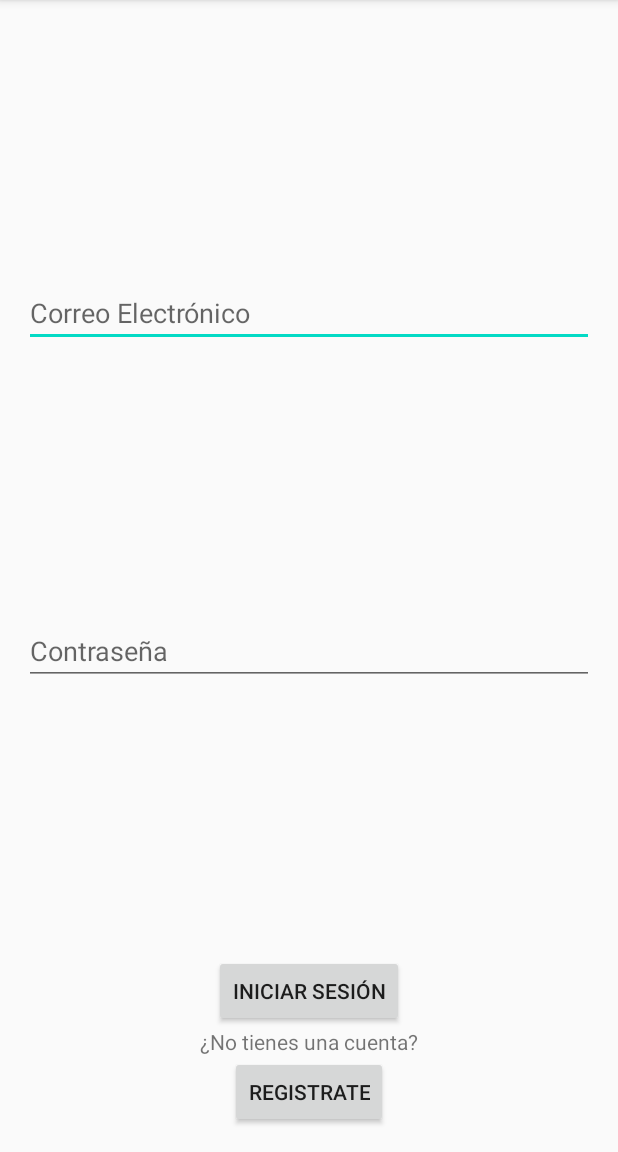
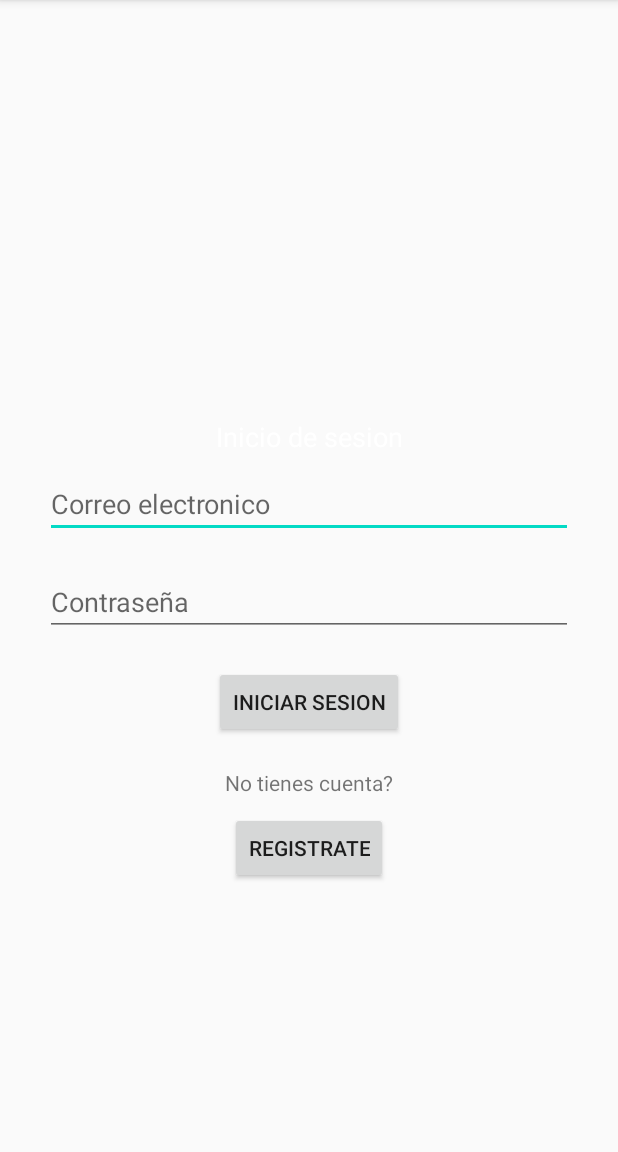
Before and after one commit to johanespino9/familyconnect-app, an Android app: the screen it shows after launch (MainActivity), on a phone screen of 412 x 824 dp, the part 84-1236 px from its top. Run offline under Robolectric (Android 15) with nearby library versions, the light colour scheme and no system bars; our stand-ins replace Firebase (no records; nobody signed in at launch, a user with empty details on screens opened directly).

Commit message:
[UPDATE] add contraints into login interface

```diff
--- a/app/src/main/java/com/johanespino/familyconnect/MainActivity.kt
+++ b/app/src/main/java/com/johanespino/familyconnect/MainActivity.kt
@@ -27,10 +27,10 @@ class MainActivity : AppCompatActivity() {
 
     auth = Firebase.auth
 
-    val btnLogin = findViewById<Button>(R.id.btnLogin)
-    val btnRegister = findViewById<Button>(R.id.btnRegister)
-    val txtEmail: EditText = findViewById(R.id.email) as EditText
-    val txtPassword: EditText = findViewById(R.id.password) as EditText
+    val btnLogin = findViewById<Button>(R.id.btn_login_sign_in)
+    val btnRegister = findViewById<Button>(R.id.btn_login_register)
+    val txtEmail: EditText = findViewById(R.id.et_login_email) as EditText
+    val txtPassword: EditText = findViewById(R.id.et_login_password) as EditText
 
     btnLogin.setOnClickListener { view ->
       signIn(view, txtEmail.text.toString(), txtPassword.text.toString())
--- a/app/src/main/res/layout/activity_main.xml
+++ b/app/src/main/res/layout/activity_main.xml
@@ -7,72 +7,132 @@
     android:layout_height="match_parent"
     tools:context="com.johanespino.familyconnect.MainActivity">
 
-    <androidx.constraintlayout.widget.ConstraintLayout
+    <LinearLayout
+        android:id="@+id/login"
         android:layout_width="match_parent"
-        android:layout_height="match_parent"
-        android:layout_margin="16dp"
-        android:orientation="vertical"
+        android:layout_height="wrap_content"
+        app:layout_constraintTop_toTopOf="parent"
         app:layout_constraintBottom_toBottomOf="parent"
+        app:layout_constraintStart_toStartOf="parent"
         app:layout_constraintEnd_toEndOf="parent"
-        app:layout_constraintStart_toStartOf="parent"
-        app:layout_constraintTop_toTopOf="parent">
+        android:layout_margin="20dp"
+        android:orientation="vertical">
 
         <ImageView
-            android:id="@+id/family_connect_logo"
-            android:layout_width="150dp"
-            android:layout_height="150dp"
-            android:layout_margin="20dp"
-            android:tooltipText="FamilyConnect App"
-            app:layout_constraintEnd_toEndOf="parent"
-            app:layout_constraintStart_toStartOf="parent"
-            app:layout_constraintTop_toTopOf="parent" />
+            android:layout_width="100dp"
+            android:layout_height="100dp"
+            android:layout_gravity="center"/>
 
-        <EditText
-            android:id="@+id/email"
+        <TextView
+            android:text="Inicio de sesion"
+            android:textSize="18sp"
+            android:textColor="@android:color/white"
             android:layout_width="match_parent"
             android:layout_height="wrap_content"
-            android:hint="Correo Electrónico"
-            app:layout_constraintEnd_toEndOf="parent"
-            app:layout_constraintStart_toStartOf="parent"
-            app:layout_constraintTop_toBottomOf="@+id/family_connect_logo" />
-
+            android:textAlignment="center"/>
         <EditText
-            android:id="@+id/password"
+            android:id="@+id/et_login_email"
             android:layout_width="match_parent"
             android:layout_height="wrap_content"
-            android:hint="Contraseña"
-            app:layout_constraintBottom_toTopOf="@+id/btnLogin"
-            app:layout_constraintEnd_toEndOf="parent"
-            app:layout_constraintStart_toStartOf="parent"
-            app:layout_constraintTop_toBottomOf="@+id/email" />
-
+            android:layout_margin="10dp"
+            android:hint="Correo electronico"
+            />
+        <EditText
+            android:id="@+id/et_login_password"
+            android:layout_width="match_parent"
+            android:layout_height="wrap_content"
+            android:layout_margin="10dp"
+            android:hint="Contraseña"/>
         <Button
-            android:id="@+id/btnLogin"
+            android:text="Iniciar Sesion"
+            android:id="@+id/btn_login_sign_in"
             android:layout_width="wrap_content"
             android:layout_height="wrap_content"
-            android:text="Iniciar Sesión"
-            app:layout_constraintBottom_toTopOf="@+id/withoutAccount"
-            app:layout_constraintEnd_toEndOf="parent"
-            app:layout_constraintStart_toStartOf="parent" />
-
+            android:layout_gravity="center"
+            android:layout_margin="10dp"/>
         <TextView
-            android:id="@+id/withoutAccount"
+            android:text="No tienes cuenta?"
+            android:layout_width="match_parent"
+            android:layout_height="wrap_content"
+            android:textAlignment="center"
+            android:layout_gravity="center"
+            android:layout_margin="10dp"/>
+        <Button
+            android:id="@+id/btn_login_register"
+            android:text="Registrate"
             android:layout_width="wrap_content"
             android:layout_height="wrap_content"
-            android:text="¿No tienes una cuenta?"
-            app:layout_constraintBottom_toTopOf="@+id/btnRegister"
-            app:layout_constraintEnd_toEndOf="parent"
-            app:layout_constraintStart_toStartOf="parent" />
+            android:layout_gravity="center"
+            />
 
-        <Button
-            android:id="@+id/btnRegister"
-            android:layout_width="wrap_content"
-            android:layout_height="wrap_content"
-            android:text="Registrate"
-            app:layout_constraintBottom_toBottomOf="parent"
-            app:layout_constraintEnd_toEndOf="parent"
-            app:layout_constraintStart_toStartOf="parent" />
-    </androidx.constraintlayout.widget.ConstraintLayout>
+    </LinearLayout>
+
+<!--    <androidx.constraintlayout.widget.ConstraintLayout-->
+<!--        android:layout_width="match_parent"-->
+<!--        android:layout_height="match_parent"-->
+<!--        android:layout_margin="16dp"-->
+<!--        android:orientation="vertical"-->
+<!--        app:layout_constraintBottom_toBottomOf="parent"-->
+<!--        app:layout_constraintEnd_toEndOf="parent"-->
+<!--        app:layout_constraintStart_toStartOf="parent"-->
+<!--        app:layout_constraintTop_toTopOf="parent">-->
+
+<!--        <ImageView-->
+<!--            android:id="@+id/family_connect_logo"-->
+<!--            android:layout_width="150dp"-->
+<!--            android:layout_height="150dp"-->
+<!--            android:layout_margin="20dp"-->
+<!--            android:tooltipText="FamilyConnect App"-->
+<!--            app:layout_constraintEnd_toEndOf="parent"-->
+<!--            app:layout_constraintStart_toStartOf="parent"-->
+<!--            app:layout_constraintTop_toTopOf="parent" />-->
+
+<!--        <EditText-->
+<!--            android:id="@+id/email"-->
+<!--            android:layout_width="match_parent"-->
+<!--            android:layout_height="wrap_content"-->
+<!--            android:hint="Correo Electrónico"-->
+<!--            app:layout_constraintEnd_toEndOf="parent"-->
+<!--            app:layout_constraintStart_toStartOf="parent"-->
+<!--            app:layout_constraintTop_toBottomOf="@+id/family_connect_logo" />-->
+
+<!--        <EditText-->
+<!--            android:id="@+id/password"-->
+<!--            android:layout_width="match_parent"-->
+<!--            android:layout_height="wrap_content"-->
+<!--            android:hint="Contraseña"-->
+<!--            app:layout_constraintBottom_toTopOf="@+id/btnLogin"-->
+<!--            app:layout_constraintEnd_toEndOf="parent"-->
+<!--            app:layout_constraintStart_toStartOf="parent"-->
+<!--            app:layout_constraintTop_toBottomOf="@+id/email" />-->
+
+<!--        <Button-->
+<!--            android:id="@+id/btnLogin"-->
+<!--            android:layout_width="wrap_content"-->
+<!--            android:layout_height="wrap_content"-->
+<!--            android:text="Iniciar Sesión"-->
+<!--            app:layout_constraintBottom_toTopOf="@+id/withoutAccount"-->
+<!--            app:layout_constraintEnd_toEndOf="parent"-->
+<!--            app:layout_constraintStart_toStartOf="parent" />-->
+
+<!--        <TextView-->
+<!--            android:id="@+id/withoutAccount"-->
+<!--            android:layout_width="wrap_content"-->
+<!--            android:layout_height="wrap_content"-->
+<!--            android:text="¿No tienes una cuenta?"-->
+<!--            app:layout_constraintBottom_toTopOf="@+id/btnRegister"-->
+<!--            app:layout_constraintEnd_toEndOf="parent"-->
+<!--            app:layout_constraintStart_toStartOf="parent" />-->
+
+<!--        <Button-->
+<!--            android:id="@+id/btnRegister"-->
+<!--            android:layout_width="wrap_content"-->
+<!--            android:layout_height="wrap_content"-->
+<!--            android:text="Registrate"-->
+<!--            app:layout_constraintBottom_toBottomOf="parent"-->
+<!--            app:layout_constraintEnd_toEndOf="parent"-->
+<!--            app:layout_constraintStart_toStartOf="parent" />-->
+<!--    </androidx.constraintlayout.widget.ConstraintLayout>-->
 
 
 </androidx.constraintlayout.widget.ConstraintLayout>
```
